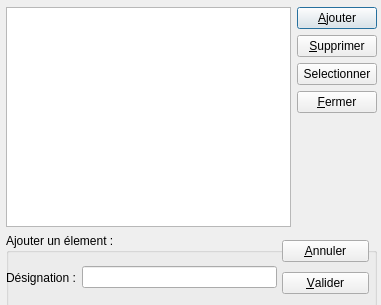
This is dlg_marque.ui in InformatiqueAtmoNA/tam as Qt 5 draws it before an edit. The edited form follows.
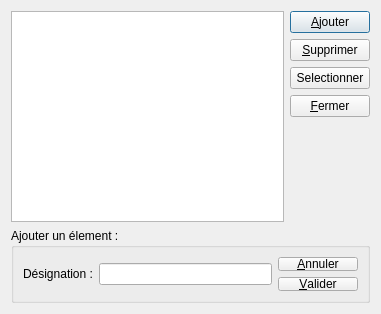
This is the edited form.

What changed in the file:
```diff
--- a/dlg_marque.ui
+++ b/dlg_marque.ui
@@ -10,7 +10,7 @@
     <x>0</x>
     <y>0</y>
     <width>381</width>
-    <height>305</height>
+    <height>314</height>
    </rect>
   </property>
   <property name="windowTitle">
@@ -19,15 +19,8 @@
   <property name="modal">
    <bool>true</bool>
   </property>
-  <widget class="QWidget" name="layoutWidget">
-   <property name="geometry">
-    <rect>
-     <x>6</x>
-     <y>7</y>
-     <width>371</width>
-     <height>301</height>
-    </rect>
-   </property>
+  <layout class="QGridLayout" name="gridLayout_3">
+   <item row="0" column="0">
    <layout class="QGridLayout" name="gridLayout">
     <item row="0" column="0">
      <widget class="QTableView" name="tableView">
@@ -116,15 +109,22 @@
       <property name="title">
        <string>Ajouter un élement :</string>
       </property>
-      <widget class="QWidget" name="layoutWidget_2">
-       <property name="geometry">
-        <rect>
-         <x>276</x>
-         <y>3</y>
-         <width>87</width>
-         <height>62</height>
-        </rect>
-       </property>
+       <layout class="QGridLayout" name="gridLayout_2">
+        <item row="0" column="0">
+         <layout class="QHBoxLayout" name="horizontalLayout">
+          <item>
+           <widget class="QLabel" name="label">
+            <property name="text">
+             <string>Désignation :</string>
+            </property>
+           </widget>
+          </item>
+          <item>
+           <widget class="QLineEdit" name="lineEdit_Designation"/>
+          </item>
+         </layout>
+        </item>
+        <item row="0" column="1">
        <layout class="QVBoxLayout" name="verticalLayout_2">
         <item>
          <widget class="QPushButton" name="button_Annuler">
@@ -141,33 +141,13 @@
          </widget>
         </item>
        </layout>
-      </widget>
-      <widget class="QWidget" name="layoutWidget_3">
-       <property name="geometry">
-        <rect>
-         <x>0</x>
-         <y>30</y>
-         <width>271</width>
-         <height>29</height>
-        </rect>
-       </property>
-       <layout class="QHBoxLayout" name="horizontalLayout">
-        <item>
-         <widget class="QLabel" name="label">
-          <property name="text">
-           <string>Désignation :</string>
-          </property>
-         </widget>
         </item>
-        <item>
-         <widget class="QLineEdit" name="lineEdit_Designation"/>
-        </item>
        </layout>
       </widget>
-     </widget>
-    </item>
-   </layout>
-  </widget>
+     </item>
+    </layout>
+   </item>
+  </layout>
  </widget>
  <resources/>
  <connections/>
```
Lines whose indentation alone changed are shown as unchanged.
